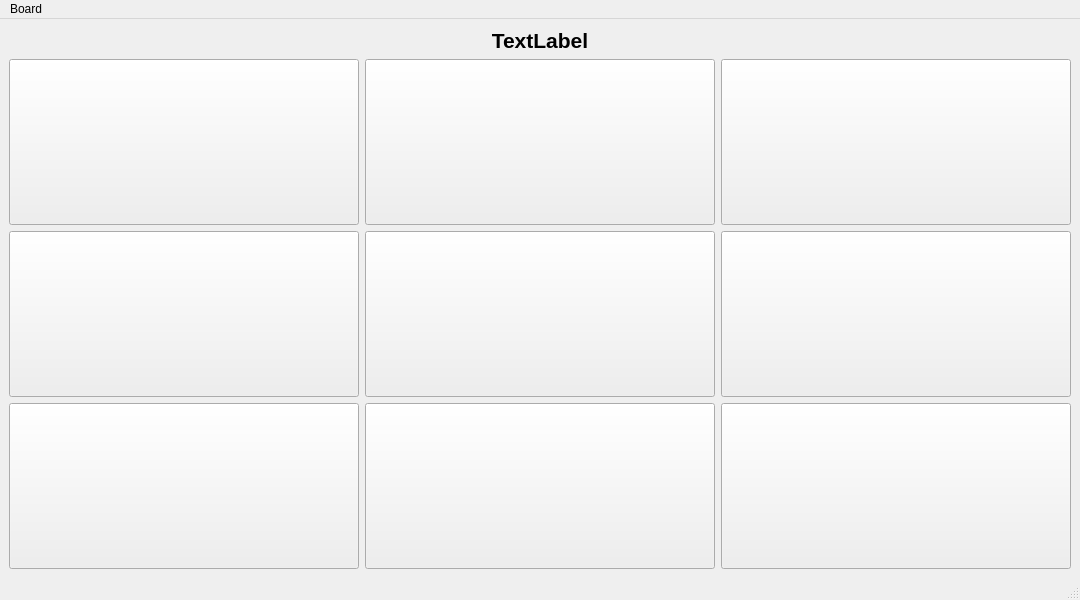
The window that gui/mainwindow.ui (cpendergraft98/cleanCodersChallenge) describes before a commit, drawn with Qt 5.
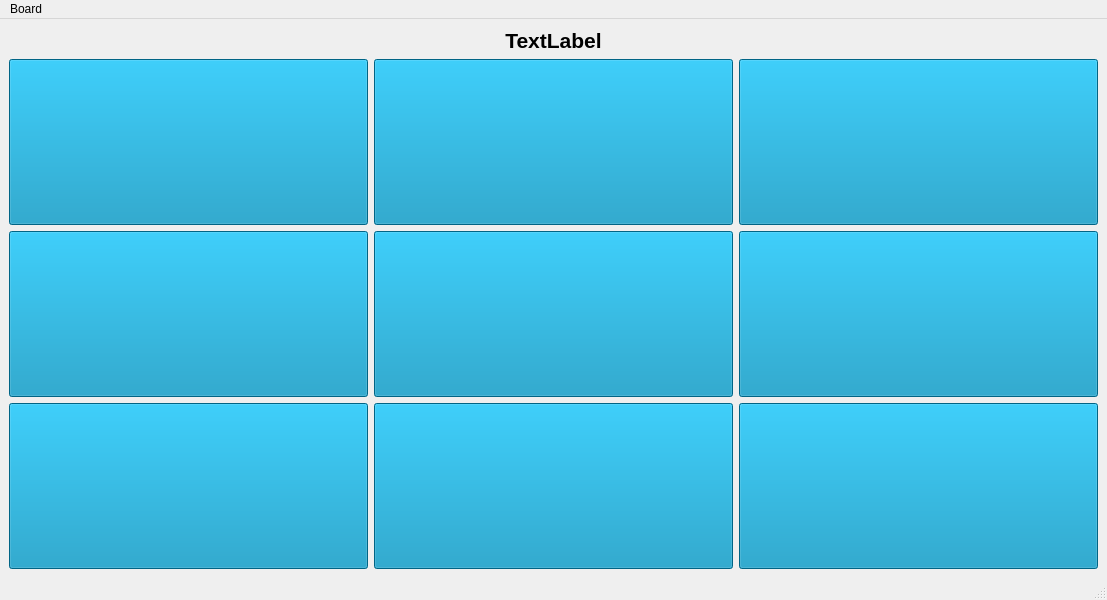
The same window after the commit.

Patch:
```diff
--- a/gui/mainwindow.ui
+++ b/gui/mainwindow.ui
@@ -6,7 +6,7 @@
    <rect>
     <x>0</x>
     <y>0</y>
-    <width>793</width>
+    <width>1107</width>
     <height>600</height>
    </rect>
   </property>
@@ -29,6 +29,21 @@
         <bold>true</bold>
        </font>
       </property>
+      <property name="styleSheet">
+       <string notr="true">QPushButton {
+    background-color: #008CBA;  /* Normal */
+    color: white;              /* Text color */
+    font-weight: bold;
+}
+
+QPushButton:hover {
+    background-color: #005f73;  /* Hover color */
+}
+
+QPushButton:pressed {
+    background-color: #003f50;  /* Pressed color */
+}</string>
+      </property>
       <property name="text">
        <string/>
       </property>
@@ -48,6 +63,21 @@
         <bold>true</bold>
        </font>
       </property>
+      <property name="styleSheet">
+       <string notr="true">QPushButton {
+    background-color: #008CBA;  /* Normal */
+    color: white;              /* Text color */
+    font-weight: bold;
+}
+
+QPushButton:hover {
+    background-color: #005f73;  /* Hover color */
+}
+
+QPushButton:pressed {
+    background-color: #003f50;  /* Pressed color */
+}</string>
+      </property>
       <property name="text">
        <string/>
       </property>
@@ -67,6 +97,21 @@
         <bold>true</bold>
        </font>
       </property>
+      <property name="styleSheet">
+       <string notr="true">QPushButton {
+    background-color: #008CBA;  /* Normal */
+    color: white;              /* Text color */
+    font-weight: bold;
+}
+
+QPushButton:hover {
+    background-color: #005f73;  /* Hover color */
+}
+
+QPushButton:pressed {
+    background-color: #003f50;  /* Pressed color */
+}</string>
+      </property>
       <property name="text">
        <string/>
       </property>
@@ -86,6 +131,21 @@
         <bold>true</bold>
        </font>
       </property>
+      <property name="styleSheet">
+       <string notr="true">QPushButton {
+    background-color: #008CBA;  /* Normal */
+    color: white;              /* Text color */
+    font-weight: bold;
+}
+
+QPushButton:hover {
+    background-color: #005f73;  /* Hover color */
+}
+
+QPushButton:pressed {
+    background-color: #003f50;  /* Pressed color */
+}</string>
+      </property>
       <property name="text">
        <string/>
       </property>
@@ -105,6 +165,21 @@
         <bold>true</bold>
        </font>
       </property>
+      <property name="styleSheet">
+       <string notr="true">QPushButton {
+    background-color: #008CBA;  /* Normal */
+    color: white;              /* Text color */
+    font-weight: bold;
+}
+
+QPushButton:hover {
+    background-color: #005f73;  /* Hover color */
+}
+
+QPushButton:pressed {
+    background-color: #003f50;  /* Pressed color */
+}</string>
+      </property>
       <property name="text">
        <string/>
       </property>
@@ -124,6 +199,21 @@
         <bold>true</bold>
        </font>
       </property>
+      <property name="styleSheet">
+       <string notr="true">QPushButton {
+    background-color: #008CBA;  /* Normal */
+    color: white;              /* Text color */
+    font-weight: bold;
+}
+
+QPushButton:hover {
+    background-color: #005f73;  /* Hover color */
+}
+
+QPushButton:pressed {
+    background-color: #003f50;  /* Pressed color */
+}</string>
+      </property>
       <property name="text">
        <string/>
       </property>
@@ -143,6 +233,21 @@
         <bold>true</bold>
        </font>
       </property>
+      <property name="styleSheet">
+       <string notr="true">QPushButton {
+    background-color: #008CBA;  /* Normal */
+    color: white;              /* Text color */
+    font-weight: bold;
+}
+
+QPushButton:hover {
+    background-color: #005f73;  /* Hover color */
+}
+
+QPushButton:pressed {
+    background-color: #003f50;  /* Pressed color */
+}</string>
+      </property>
       <property name="text">
        <string/>
       </property>
@@ -162,6 +267,21 @@
         <bold>true</bold>
        </font>
       </property>
+      <property name="styleSheet">
+       <string notr="true">QPushButton {
+    background-color: #008CBA;  /* Normal */
+    color: white;              /* Text color */
+    font-weight: bold;
+}
+
+QPushButton:hover {
+    background-color: #005f73;  /* Hover color */
+}
+
+QPushButton:pressed {
+    background-color: #003f50;  /* Pressed color */
+}</string>
+      </property>
       <property name="text">
        <string/>
       </property>
@@ -181,6 +301,21 @@
         <bold>true</bold>
        </font>
       </property>
+      <property name="styleSheet">
+       <string notr="true">QPushButton {
+    background-color: #008CBA;  /* Normal */
+    color: white;              /* Text color */
+    font-weight: bold;
+}
+
+QPushButton:hover {
+    background-color: #005f73;  /* Hover color */
+}
+
+QPushButton:pressed {
+    background-color: #003f50;  /* Pressed color */
+}</string>
+      </property>
       <property name="text">
        <string/>
       </property>
@@ -209,7 +344,7 @@
     <rect>
      <x>0</x>
      <y>0</y>
-     <width>793</width>
+     <width>1107</width>
      <height>20</height>
     </rect>
    </property>
```
